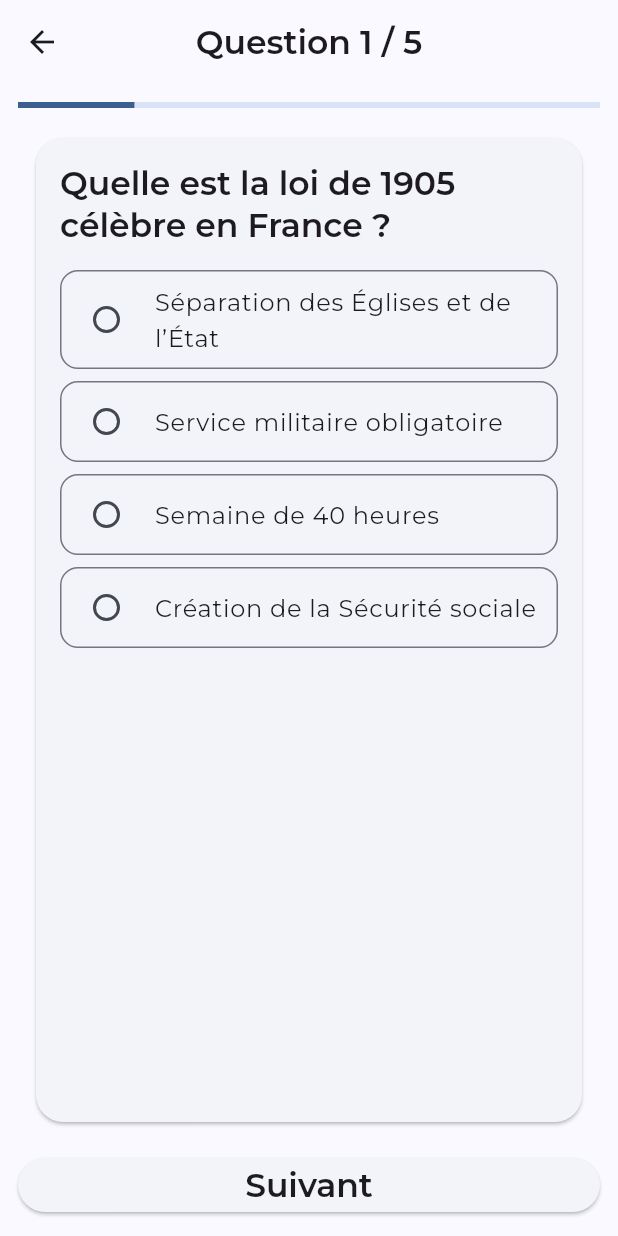
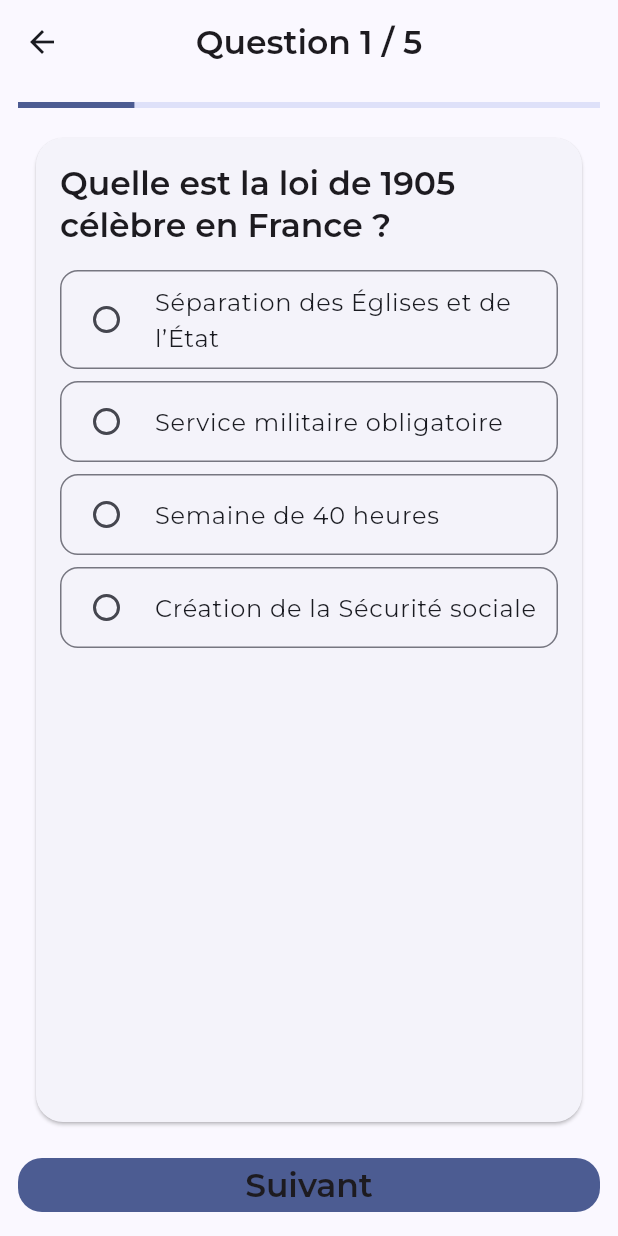
Before and after one commit to Myoxsis/french_citizenship_app, a Flutter app: the screen it shows after launch, after a tap on "Quiz rapide", on a phone screen of 412 x 824 dp. Run offline on Flutter 3.47's test engine with Material 3 defaults, Android fonts, the phone set to English and light mode, and no system bars; our stand-ins replace easy_localization, flutter_riverpod, flutter_svg, go_router, google_fonts, google_mobile_ads and 1 more; network calls fail.

Commit message:
refine theme and show answer feedback

```diff
--- a/lib/screens/quiz_screen.dart
+++ b/lib/screens/quiz_screen.dart
@@ -85,7 +85,7 @@ class _QuizScreenState extends ConsumerState<QuizScreen> {
             Row(
               children: [
                 Expanded(
-                  child: ElevatedButton(
+                  child: FilledButton(
                     onPressed: s.index == s.total - 1
                         ? () => _finishOrNext(context)
                         : () =>
--- a/lib/screens/settings_screen.dart
+++ b/lib/screens/settings_screen.dart
@@ -51,7 +51,7 @@ class SettingsScreen extends ConsumerWidget {
                 ref.read(settingsControllerProvider.notifier).toggleDark(v),
           ),
           const Divider(),
-          ElevatedButton(
+          FilledButton(
             onPressed: () async {
               final ok = await showDialog<bool>(
                 context: context,
--- a/lib/theme.dart
+++ b/lib/theme.dart
@@ -4,10 +4,10 @@ import 'package:google_fonts/google_fonts.dart';
 import 'theme_extensions.dart';
 
 ThemeData buildTheme(bool dark) {
-  // Brand colors
-  const primary = Color(0xFF003A70);
-  const secondary = Color(0xFFE64545);
-  const neutral = Color(0xFF64748B);
+  // Brand colors (professional palette)
+  const primary = Color(0xFF1E3A8A); // deep navy
+  const secondary = Color(0xFFC5A880); // warm gold
+  const neutral = Color(0xFF4B5563); // cool gray
 
   Color onColor(Color color) =>
       color.computeLuminance() > 0.5 ? Colors.black : Colors.white;
@@ -24,8 +24,8 @@ ThemeData buildTheme(bool dark) {
   );
 
   final statusColors = StatusColors(
-    success: const Color(0xFF4CAF50),
-    warning: const Color(0xFFFFC107),
+    success: const Color(0xFF2E7D32), // refined green
+    warning: const Color(0xFFED6C02), // amber tone
     error: scheme.error,
   );
 
--- a/lib/widgets/question_card.dart
+++ b/lib/widgets/question_card.dart
@@ -1,5 +1,6 @@
 import 'package:flutter/material.dart';
 import '../models/question.dart';
+import '../theme_extensions.dart';
 
 class QuestionCard extends StatelessWidget {
   final Question question;
@@ -26,43 +27,50 @@ class QuestionCard extends StatelessWidget {
             ),
             const SizedBox(height: 12),
             ...List.generate(question.choices.length, (i) {
+              final status =
+                  Theme.of(context).extension<StatusColors>()!;
+              final isAnswered = selectedIndex != null;
               final isSelected = selectedIndex == i;
+              final isCorrect = question.answerIndex == i;
+
+              Color borderColor = Theme.of(context).dividerColor;
+              Color? fillColor;
+              Color activeColor = Theme.of(context).colorScheme.primary;
+
+              if (isAnswered) {
+                if (isCorrect) {
+                  borderColor = status.success;
+                  fillColor = status.success.withOpacity(0.1);
+                  activeColor = status.success;
+                } else if (isSelected) {
+                  borderColor = status.error;
+                  fillColor = status.error.withOpacity(0.1);
+                  activeColor = status.error;
+                }
+              } else if (isSelected) {
+                borderColor = Theme.of(context).colorScheme.primary;
+                fillColor = Theme.of(context)
+                    .colorScheme
+                    .primary
+                    .withOpacity(0.1);
+              }
+
               return AnimatedContainer(
                 duration: const Duration(milliseconds: 200),
                 margin: const EdgeInsets.symmetric(vertical: 4),
                 decoration: BoxDecoration(
                   borderRadius: BorderRadius.circular(12),
-                  color: isSelected
-                      ? Theme.of(context)
-                          .colorScheme
-                          .primary
-                          .withOpacity(0.1)
-                      : null,
-                  border: Border.all(
-                    color: isSelected
-                        ? Theme.of(context).colorScheme.primary
-                        : Theme.of(context).dividerColor,
-                  ),
-                  boxShadow: isSelected
-                      ? [
-                          BoxShadow(
-                            color: Theme.of(context)
-                                .colorScheme
-                                .primary
-                                .withOpacity(0.3),
-                            blurRadius: 4,
-                            offset: const Offset(0, 2),
-                          ),
-                        ]
-                      : [],
+                  color: fillColor,
+                  border: Border.all(color: borderColor),
                 ),
                 child: RadioListTile<int>(
                   value: i,
                   groupValue: selectedIndex,
-                  onChanged: (val) => onSelected(val!),
+                  onChanged:
+                      isAnswered ? null : (val) => onSelected(val!),
                   title: Text(question.choices[i]),
                   controlAffinity: ListTileControlAffinity.leading,
-                  activeColor: Theme.of(context).colorScheme.primary,
+                  activeColor: activeColor,
                   contentPadding:
                       const EdgeInsets.symmetric(horizontal: 12),
                 ),
```
